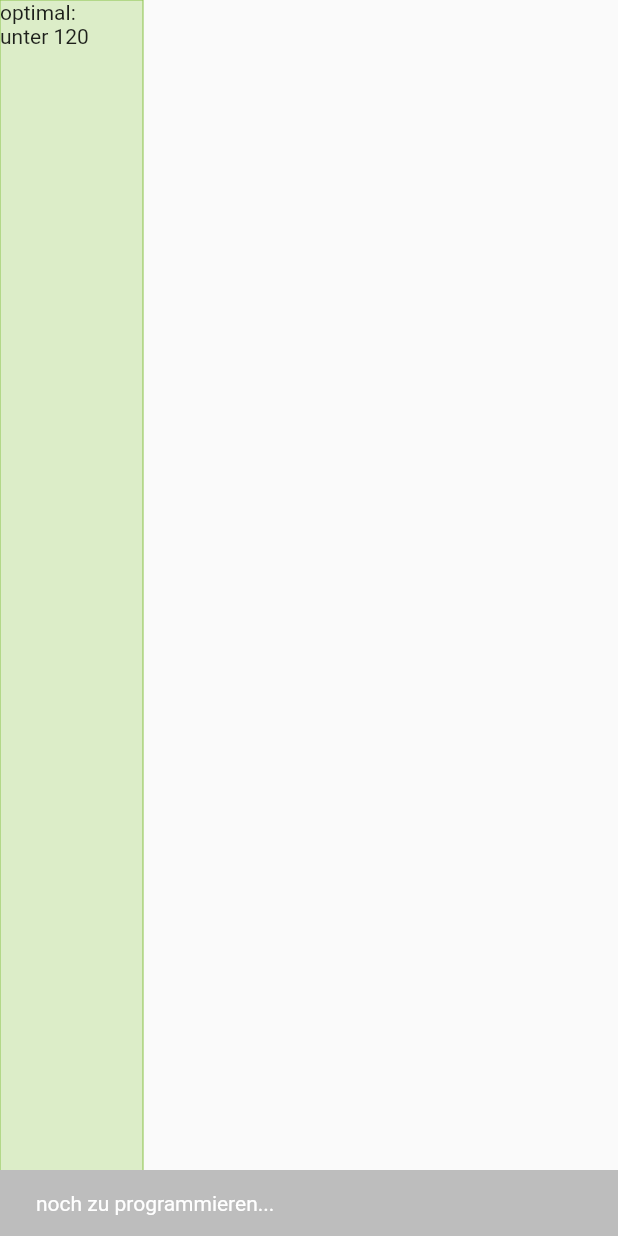
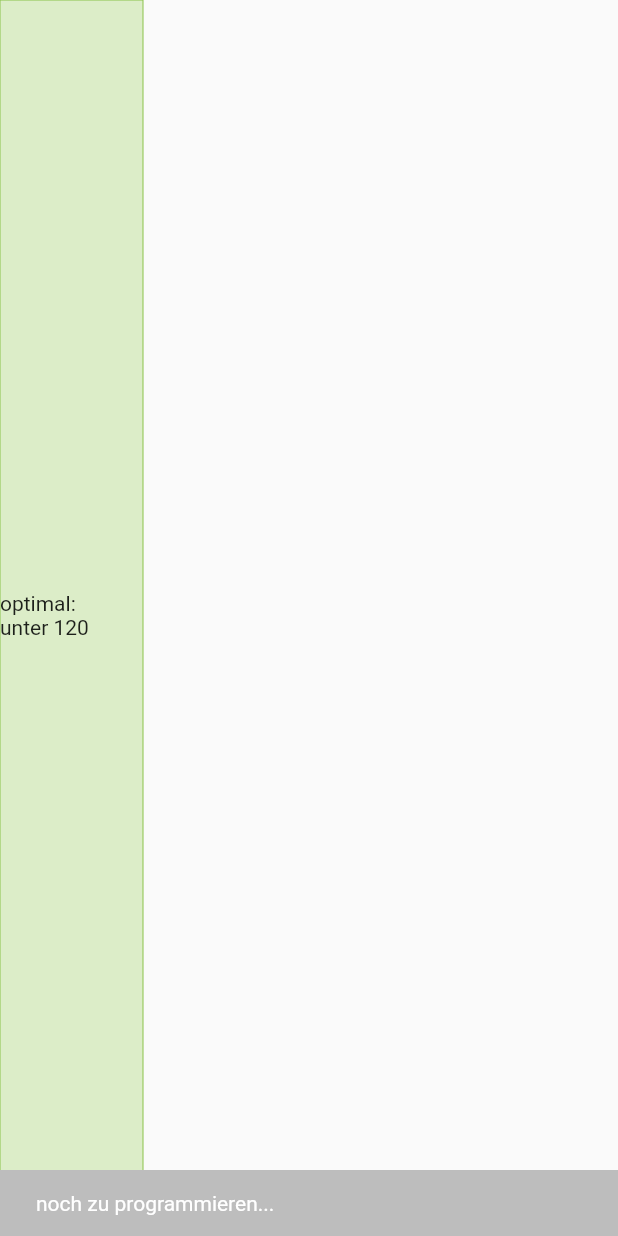
Before and after one commit to CJBNBG/SysDiaPulsGew, a Flutter app: what myListRowWidget() shows on an empty page, opened directly, on a phone screen of 412 x 824 dp. Run offline on Flutter 3.47's test engine with Material 2 defaults, Android fonts, the phone set to English and light mode, and no system bars; our stand-ins replace package_info_plus, page_transition; project files that could hold a hidden picture were left out.

Commit message:
verschiedene Endgeräte angepasst

```diff
--- a/lib/pages/InfoPage/infopage.dart
+++ b/lib/pages/InfoPage/infopage.dart
@@ -263,11 +263,11 @@ class myListRowWidget extends StatelessWidget {
         Container(
           width: this.Breite,
           child: Column(
-            mainAxisAlignment: MainAxisAlignment.start,
+            mainAxisAlignment: MainAxisAlignment.center,
             crossAxisAlignment: CrossAxisAlignment.start,
             children: [
-              Text(this.Titel1,),
-              Text(this.Titel2,),
+              Text(this.Titel1, textScaleFactor: 1.0,),
+              Text(this.Titel2, textScaleFactor: 1.0,),
             ],
           ),
           decoration: BoxDecoration(
```
